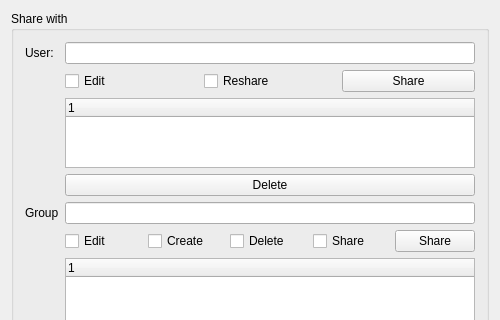
Old version of the form src/gui/sharedialog.ui in the repository nextcloud/desktop; both pictures show x 0 to 500 and y 0 to 320 of the 500 by 689 pixel window.
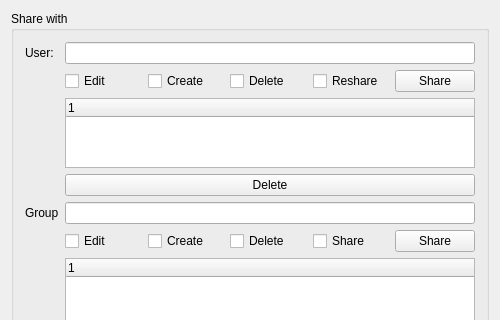
New version of the form.

Commit message: Sharedialog: Of course users can also have create and delete privileges

```diff
--- a/src/gui/sharedialog.ui
+++ b/src/gui/sharedialog.ui
@@ -72,6 +72,20 @@
             </property>
            </widget>
           </item>
+          <item>
+           <widget class="QCheckBox" name="checkBox_user_create">
+            <property name="text">
+             <string>Create</string>
+            </property>
+           </widget>
+          </item>
+          <item>
+           <widget class="QCheckBox" name="checkBox_user_delete">
+            <property name="text">
+             <string>Delete</string>
+            </property>
+           </widget>
+          </item>
           <item>
            <widget class="QCheckBox" name="checkBox_user_reshare">
             <property name="text">
```
The commit also changes 1 other file.
